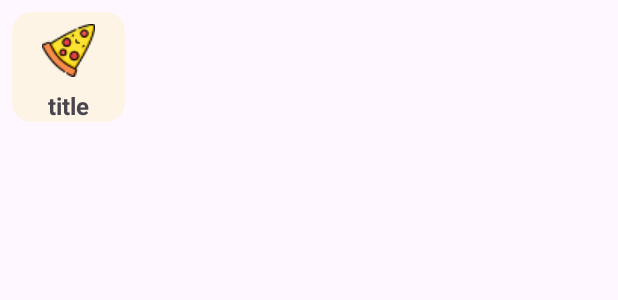
After one commit to hieunvph38422/DuAn1_PH38422_PH36893_PH40749, an Android app: the layout viewholder_category.xml on its own in the app's theme, with its tools: preview values and no code run, on a phone screen of 412 x 824 dp. The commit adds this screen. Shown: the top 300 px of the screen. Run offline under Robolectric (Android 15) with nearby library versions, the light colour scheme and no system bars.

Commit message:
21/11/2023 Minh: viewholder_category

```diff
--- a/app/src/main/java/com/example/duan1_ph38422_ph36893_ph40749/Database/Db_Helper.java
+++ b/app/src/main/java/com/example/duan1_ph38422_ph36893_ph40749/Database/Db_Helper.java
@@ -95,6 +95,8 @@ public class Db_Helper extends SQLiteOpenHelper {
         db.execSQL(createTableChiTietHoaDon);
     }
 
+
+
     @Override
     public void onUpgrade(SQLiteDatabase db, int i, int i1) {
         db.execSQL("DROP TABLE IF EXISTS Admin");
--- /dev/null
+++ b/app/src/main/res/drawable/cat_background.xml
@@ -0,0 +1,9 @@
+<?xml version="1.0" encoding="utf-8"?>
+<selector xmlns:android="http://schemas.android.com/apk/res/android">
+    <item>
+        <shape android:shape="rectangle">
+            <solid android:color="#fef4e5"/>
+            <corners android:radius="13dp"/>
+        </shape>
+    </item>
+</selector>
--- a/app/src/main/res/layout/activity_home.xml
+++ b/app/src/main/res/layout/activity_home.xml
@@ -98,7 +98,8 @@
                         android:layout_width="wrap_content"
                         android:layout_height="wrap_content"
                         app:layout_constraintBottom_toBottomOf="parent"
-                        app:srcCompat="@drawable/image_banner" />
+                        app:srcCompat="@drawable/image_banner"
+                        tools:ignore="MissingConstraints" />
 
                     <TextView
                         android:id="@+id/textView5"
--- /dev/null
+++ b/app/src/main/res/layout/viewholder_category.xml
@@ -0,0 +1,39 @@
+<?xml version="1.0" encoding="utf-8"?>
+<androidx.constraintlayout.widget.ConstraintLayout xmlns:android="http://schemas.android.com/apk/res/android"
+    xmlns:app="http://schemas.android.com/apk/res-auto"
+    xmlns:tools="http://schemas.android.com/tools"
+    android:layout_width="75dp"
+    android:layout_height="wrap_content"
+    android:layout_margin="8dp"
+    android:background="@drawable/cat_background">
+
+    <ImageView
+        android:id="@+id/categoryPic"
+        android:layout_width="35dp"
+        android:layout_height="35dp"
+        android:layout_margin="8dp"
+        android:layout_marginStart="10dp"
+        android:layout_marginTop="10dp"
+        android:layout_marginEnd="10dp"
+        android:layout_marginBottom="8dp"
+        android:src="@drawable/cat_1"
+        app:layout_constraintBottom_toBottomOf="parent"
+        app:layout_constraintEnd_toEndOf="parent"
+        app:layout_constraintStart_toStartOf="parent"
+        app:layout_constraintTop_toTopOf="parent"
+        app:layout_constraintVertical_bias="0.0" />
+
+    <TextView
+        android:id="@+id/categoryName"
+        android:layout_width="wrap_content"
+        android:layout_height="wrap_content"
+        android:layout_marginTop="8dp"
+        android:text="title"
+        android:textSize="16dp"
+        android:textStyle="bold"
+        app:layout_constraintBottom_toBottomOf="parent"
+        app:layout_constraintEnd_toEndOf="@+id/categoryPic"
+        app:layout_constraintStart_toStartOf="@+id/categoryPic"
+        app:layout_constraintTop_toBottomOf="@+id/categoryPic"
+        app:layout_constraintVertical_bias="0.5" />
+</androidx.constraintlayout.widget.ConstraintLayout>
```
